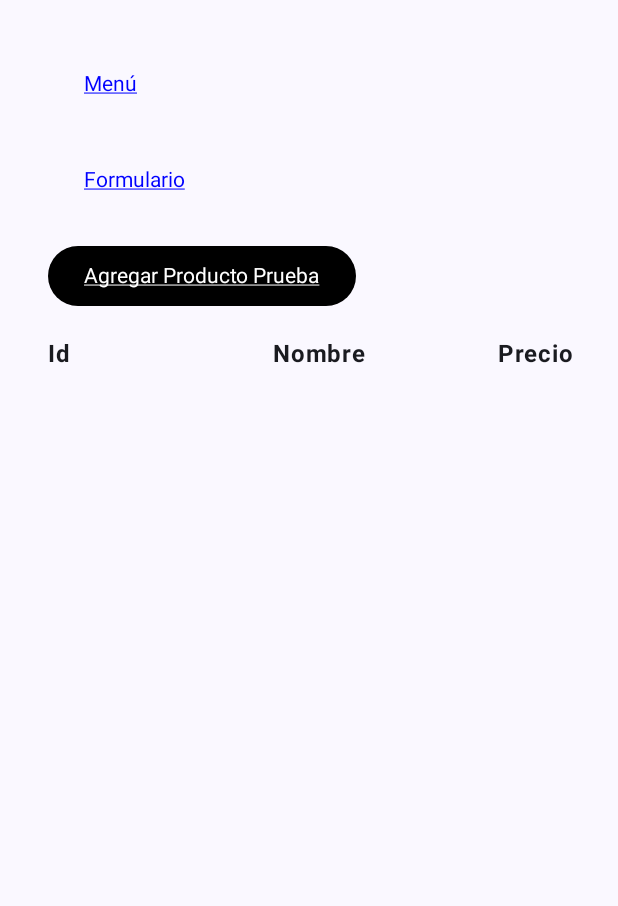
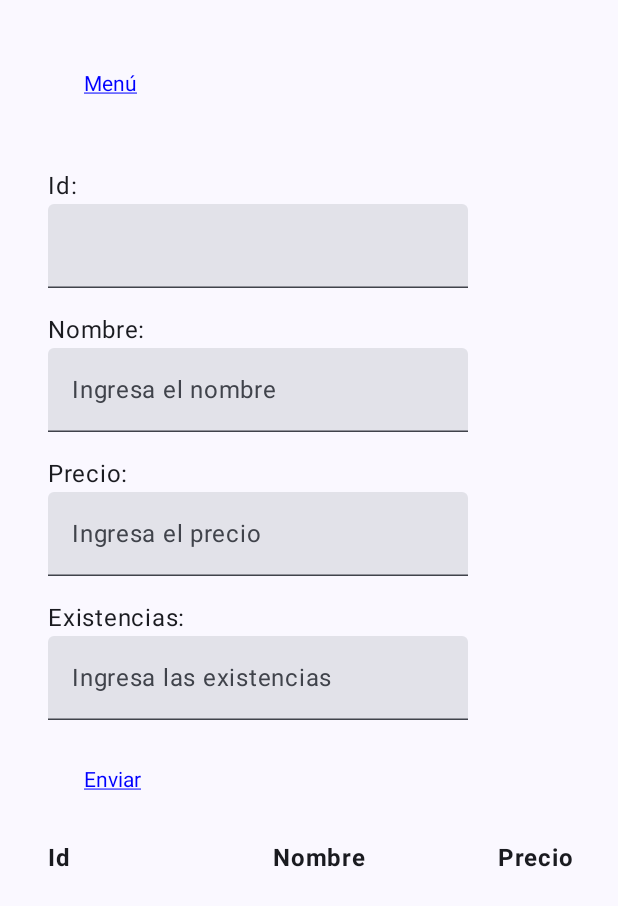
Before and after one commit to domingofhdz/AndroidListasA, an Android app built with Jetpack Compose: the LstProductosContent screen opened through its navigation route, on a phone screen of 412 x 824 dp. Shown: the top 906 px of the screen. Run offline under Robolectric (Android 15) with nearby library versions, the phone set to English and light mode, and no system bars.

```diff
--- a/app/src/main/java/com/example/listasa/MainActivity.kt
+++ b/app/src/main/java/com/example/listasa/MainActivity.kt
@@ -86,7 +86,16 @@ interface ApiService {
         @Field("nombre") nombre: String,
         @Field("precio") precio: Double,
         @Field("existencias") existencias: Int
-    ): Response<Unit>
+    ): Response<String>
+
+    @POST("servicio.php?modificarProducto")
+    @FormUrlEncoded
+    suspend fun modificarProducto(
+        @Field("id") id: Int,
+        @Field("nombre") nombre: String,
+        @Field("precio") precio: Double,
+        @Field("existencias") existencias: Int
+    ): Response<String>
 
     @POST("servicio.php?eliminarProducto")
     @FormUrlEncoded
@@ -320,6 +329,12 @@ fun LstProductosContent(navController: NavHostController, modifier: Modifier) {
     }
     // productos[2] = Producto("Florentinas Fresa", 20.0, 5)
 
+    var index2: String by remember { mutableStateOf("") }
+    var id: String by remember { mutableStateOf("") }
+    var nombre: String by remember { mutableStateOf("") }
+    var precio: String by remember { mutableStateOf("") }
+    var existencias: String by remember { mutableStateOf("") }
+
     LaunchedEffect(Unit) {
         try {
             val respuesta = api.productos()
@@ -359,6 +374,7 @@ fun LstProductosContent(navController: NavHostController, modifier: Modifier) {
         }
         Spacer(modifier = Modifier.height(16.dp))
 
+        /**
         Button(
             onClick = {
                 navController.navigate("frmProductos")
@@ -397,12 +413,113 @@ fun LstProductosContent(navController: NavHostController, modifier: Modifier) {
             )
         }
         Spacer(modifier = Modifier.height(16.dp))
+        */
+
+
+        Spacer(modifier = Modifier.height(16.dp))
+        Text(text = "Id:")
+        TextField(
+            value = id,
+            onValueChange = { id = it },
+            modifier = Modifier.fillMaxWidth(),
+            readOnly = true
+        )
+        Spacer(modifier = Modifier.height(16.dp))
+
+        Text(text = "Nombre:")
+        TextField(
+            value = nombre,
+            onValueChange = { nombre = it },
+            placeholder = { Text("Ingresa el nombre") },
+            modifier = Modifier.fillMaxWidth()
+        )
+        Spacer(modifier = Modifier.height(16.dp))
+
+        Text(text = "Precio:")
+        TextField(
+            value = precio,
+            onValueChange = { precio = it },
+            placeholder = { Text("Ingresa el precio") },
+            modifier = Modifier.fillMaxWidth(),
+            keyboardOptions = KeyboardOptions(keyboardType = KeyboardType.Number)
+        )
+        Spacer(modifier = Modifier.height(16.dp))
+
+        Text(text = "Existencias:")
+        TextField(
+            value = existencias,
+            onValueChange = { existencias = it },
+            placeholder = { Text("Ingresa las existencias") },
+            modifier = Modifier.fillMaxWidth(),
+            keyboardOptions = KeyboardOptions(keyboardType = KeyboardType.Number)
+        )
+        Spacer(modifier = Modifier.height(16.dp))
+
+        Button(
+            onClick = {
+
+                scope.launch {
+                    try {
+                        var respuesta : Response<String>
+
+                        if (id == "") {
+                            respuesta = api.agregarProducto(nombre, precio.toDouble(), existencias.toInt())
+
+                            if (respuesta.body() != "0") {
+                                Toast.makeText(context, "Producto agregado con éxito.", Toast.LENGTH_SHORT).show()
+                                productos.add( ModeloProducto(respuesta.body()?.toInt() ?: 0, nombre, precio.toDouble(), existencias.toInt()) )
+                            }
+                            else {
+                                Toast.makeText(context, "Agregado de producto incorrecto.", Toast.LENGTH_SHORT).show()
+                            }
+                        }
+                        else {
+                            respuesta = api.modificarProducto(id.toInt(), nombre, precio.toDouble(), existencias.toInt())
+
+                            if (respuesta.body() == "correcto") {
+                                Toast.makeText(context, "Producto modificado con éxito.", Toast.LENGTH_SHORT).show()
+                                productos[index2.toInt()] = ModeloProducto(id.toInt(), nombre, precio.toDouble(), existencias.toInt())
+                            }
+                            else {
+                                Toast.makeText(context, "Modificación de producto incorrecto.", Toast.LENGTH_SHORT).show()
+                            }
+                        }
+
+                        index2      = ""
+                        id          = ""
+                        nombre      = ""
+                        precio      = ""
+                        existencias = ""
+                    }
+                    catch (e: Exception) {
+                        Log.e("API", "Error al intentar iniciar sesión: ${e.message}")
+                    }
+                }
+
+            },
+            colors = ButtonDefaults.buttonColors(
+                containerColor = Color.Transparent,
+                contentColor = Color.Blue
+            ),
+            modifier = Modifier.fillMaxWidth()
+        ) {
+            Text(
+                "Enviar",
+                style = TextStyle(textDecoration = TextDecoration.Underline),
+                textAlign = TextAlign.Start,
+                modifier = Modifier.fillMaxWidth()
+            )
+        }
+        Spacer(modifier = Modifier.height(16.dp))
+
+
         Row {
             Text("Id", modifier = Modifier.width(150.dp), fontWeight = FontWeight.Bold)
             Text("Nombre", modifier = Modifier.width(150.dp), fontWeight = FontWeight.Bold)
             Text("Precio", modifier = Modifier.width(100.dp), fontWeight = FontWeight.Bold)
             Text("Existencias", modifier = Modifier.width(100.dp), fontWeight = FontWeight.Bold)
             Text("Eliminar", modifier = Modifier.width(100.dp), fontWeight = FontWeight.Bold)
+            Text("Editar", modifier = Modifier.width(100.dp), fontWeight = FontWeight.Bold)
         }
         Divider()
         productos.forEachIndexed { index, producto ->
@@ -445,6 +562,16 @@ fun LstProductosContent(navController: NavHostController, modifier: Modifier) {
 
                 }) {
                     Text("Eliminar")
+                }
+
+                Button(onClick = {
+                    index2      = index.toString()
+                    id          = productos[index].id.toString()
+                    nombre      = productos[index].nombre
+                    precio      = productos[index].precio.toString()
+                    existencias = productos[index].existencias.toString()
+                }) {
+                    Text("Editar")
                 }
             }
         }
```
